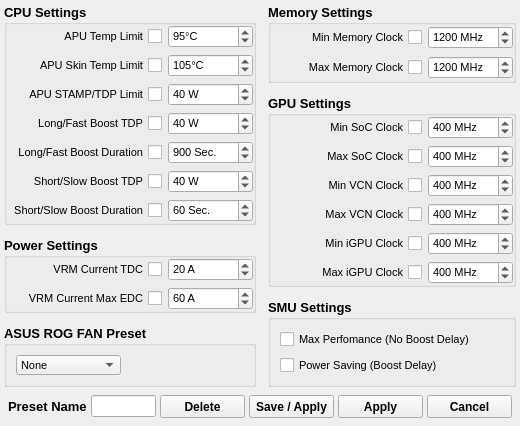
Before: the Qt Designer form CtrlAPUForm.ui in xodj/RyzenAdjCtrl, drawn with Qt 5.
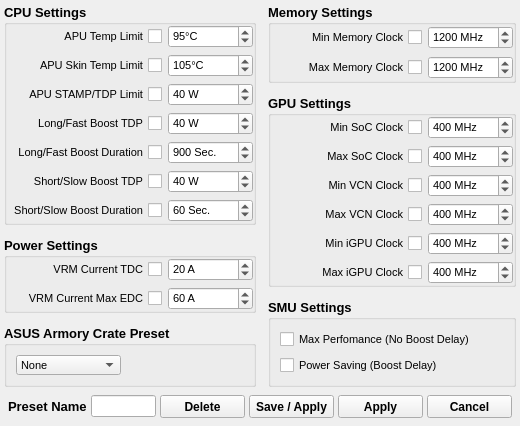
After: the same form once the commit is applied.

```diff
--- a/CtrlAPUForm.ui
+++ b/CtrlAPUForm.ui
@@ -843,7 +843,7 @@
           </font>
          </property>
          <property name="title">
-          <string>ASUS ROG FAN Preset</string>
+          <string>ASUS Armory Crate Preset</string>
          </property>
          <property name="flat">
           <bool>true</bool>
```
Left out of the diff: 10 changed lines with no effect on the pictures.
